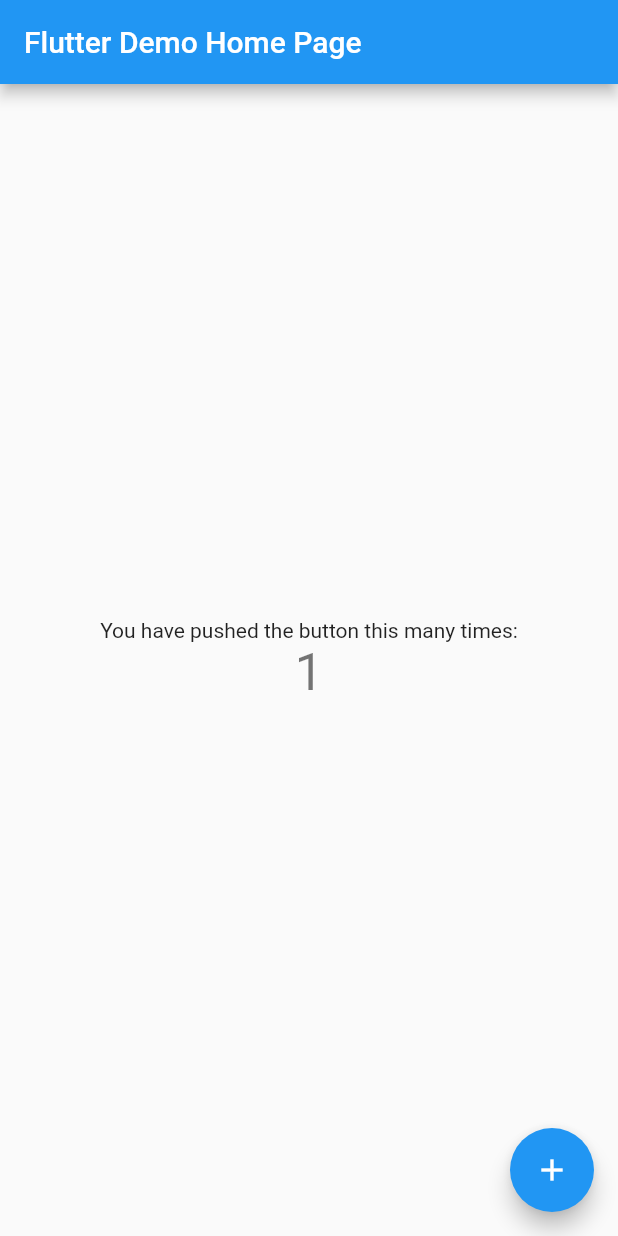
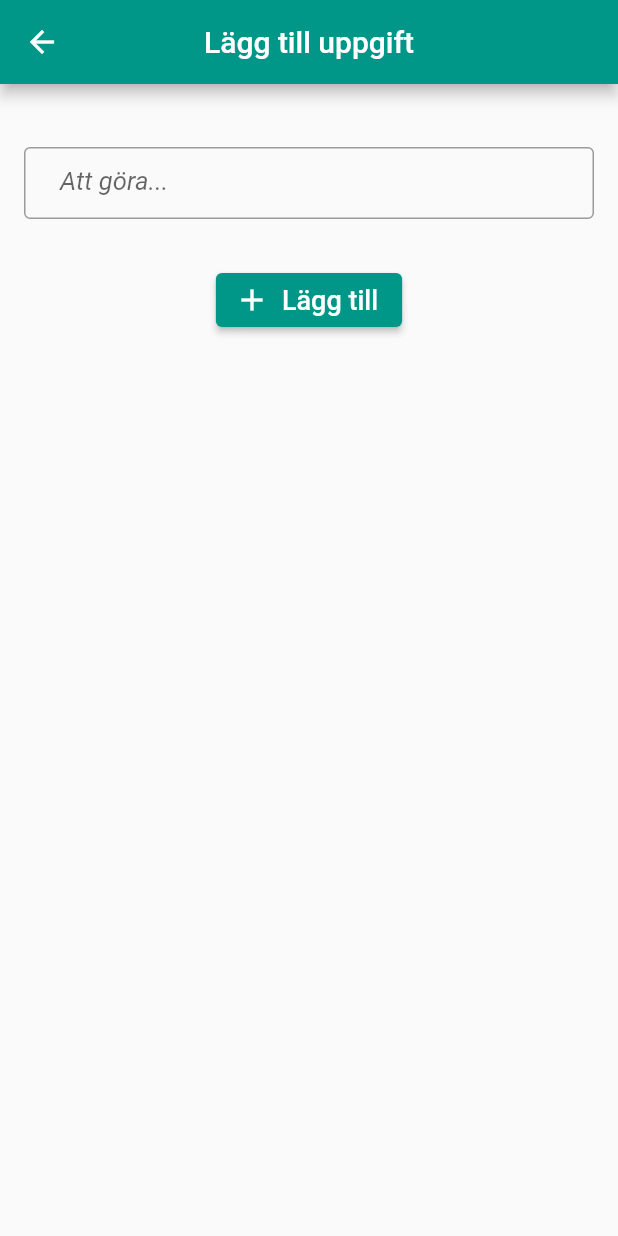
Before and after one commit to gu-tig169-ht21/gusrundbam, a Flutter app: the screen it shows after launch, after a tap on the "add" icon, on a phone screen of 412 x 824 dp. Run offline on Flutter 3.47's test engine with Material 2 defaults, Android fonts, the phone set to English and light mode, and no system bars; network calls fail.

```diff
--- /dev/null
+++ b/lib/add_todo.dart
@@ -0,0 +1,96 @@
+import 'package:flutter/material.dart';
+import 'todo_list.dart';
+
+class AddTodo extends StatefulWidget {
+  const AddTodo({Key? key}) : super(key: key);
+  @override
+  State<AddTodo> createState() => _AddTodoState();
+}
+
+class _AddTodoState extends State<AddTodo> {
+  final TextEditingController _textController = TextEditingController();
+  bool noInput = true;
+
+  void submit() {
+    Todo todo = Todo(text: _textController.text, isDone: false);
+    Navigator.pop(context, todo);
+  }
+
+  @override
+  Widget build(BuildContext context) {
+    return Scaffold(
+      appBar: AppBar(
+        title: const Text('Lägg till uppgift'),
+        centerTitle: true,
+      ),
+      body: Center(
+        child: Column(
+          children: [
+            Container(height: 18),
+            _todoInputField(),
+            Container(height: 30),
+            _addButton(),
+          ],
+        ),
+      ),
+    );
+  }
+
+  Widget _todoInputField() {
+    return Stack(
+      children: [
+        Container(
+          margin: const EdgeInsets.only(left: 16, right: 16, top: 24),
+          child: TextField(
+            onChanged: (_textController) {
+              if (_textController.isEmpty) {
+                setState(
+                  () {
+                    noInput = true;
+                  },
+                );
+              } else {
+                setState(
+                  () {
+                    noInput = false;
+                  },
+                );
+              }
+            },
+            controller: _textController,
+            decoration: const InputDecoration(
+              label: Text(
+                'Att göra...',
+                style: TextStyle(
+                    fontSize: 17,
+                    fontWeight: FontWeight.w400,
+                    fontStyle: FontStyle.italic),
+              ),
+              border: OutlineInputBorder(),
+              hintText: 'Vad vill du göra?',
+              contentPadding: EdgeInsets.only(
+                left: 24,
+                right: 24,
+              ),
+            ),
+          ),
+        ),
+      ],
+    );
+  }
+
+  Widget _addButton() {
+    return ElevatedButton.icon(
+      icon: const Icon(Icons.add),
+      label: const Text(
+        'Lägg till',
+        style: TextStyle(fontSize: 18),
+      ),
+      onPressed: () {
+        if (_textController.text.isNotEmpty) {
+          submit();
+        } else {}
+      },
+    );
+  }
+}
--- /dev/null
+++ b/lib/homepage.dart
@@ -0,0 +1,50 @@
+import 'package:flutter/material.dart';
+import 'package:provider/provider.dart';
+import 'my_state.dart';
+import 'todo_list.dart';
+
+class HomePage extends StatelessWidget {
+  const HomePage({Key? key}) : super(key: key);
+  @override
+  Widget build(BuildContext context) {
+    Provider.of<MyState>(context, listen: false);
+    return Scaffold(
+      appBar: AppBar(
+        title: const Text('Att göra-lista'),
+        centerTitle: true,
+        actions: [_filterButton(context)],
+      ),
+      body: Consumer<MyState>(builder: (context, state, child) {
+        return TodoList(list: state.filterList(state.todoList, state.filterBy));
+      }),
+      floatingActionButton: _floatingActionButton(context),
+    );
+  }
+
+  Widget _filterButton(context) {
+    var state = Provider.of<MyState>(context, listen: false);
+    return PopupMenuButton(
+        onSelected: (int value) {
+          state.setFilterby(value);
+        },
+        itemBuilder: (context) => [
+              const PopupMenuItem(child: Text('Alla'), value: 1),
+              const PopupMenuItem(child: Text('Gjorda'), value: 2),
+              const PopupMenuItem(child: Text('Kvar att göra'), value: 3)
+            ]);
+  }
+
+  Widget _floatingActionButton(context) {
+    return FloatingActionButton(
+      onPressed: () async {
+        dynamic todo = await Navigator.pushNamed(context, '/add_todo');
+        if (todo != null) {
+          Provider.of<MyState>(context, listen: false).addTodo(todo);
+        }
+      },
+      child: const Icon(
+        Icons.add,
+      ),
+    );
+  }
+}
--- a/lib/main.dart
+++ b/lib/main.dart
@@ -1,115 +1,25 @@
 import 'package:flutter/material.dart';
+import 'package:provider/provider.dart';
+import 'add_todo.dart';
+import 'homepage.dart';
+import 'my_state.dart';
 
 void main() {
-  runApp(const MyApp());
+  var state = MyState();
+  state.getList();
+  runApp(
+    ChangeNotifierProvider(
+      create: (context) => state,
+      child: MaterialApp(
+        debugShowCheckedModeBanner: false,
+        initialRoute: '/',
+        routes: {
+          '/': (context) => const HomePage(),
+          '/add_todo': (context) => const AddTodo(),
+        },
+        title: 'Todo app',
+        theme: ThemeData(primarySwatch: Colors.teal),
+      ),
+    ),
+  );
 }
-
-class MyApp extends StatelessWidget {
-  const MyApp({Key? key}) : super(key: key);
-
-  // This widget is the root of your application.
-  @override
-  Widget build(BuildContext context) {
-    return MaterialApp(
-      title: 'Flutter Demo',
-      theme: ThemeData(
-        // This is the theme of your application.
-        //
-        // Try running your application with "flutter run". You'll see the
-        // application has a blue toolbar. Then, without quitting the app, try
-        // changing the primarySwatch below to Colors.green and then invoke
-        // "hot reload" (press "r" in the console where you ran "flutter run",
-        // or simply save your changes to "hot reload" in a Flutter IDE).
-        // Notice that the counter didn't reset back to zero; the application
-        // is not restarted.
-        primarySwatch: Colors.blue,
-      ),
-      home: const MyHomePage(title: 'Flutter Demo Home Page'),
-    );
-  }
-}
-
-class MyHomePage extends StatefulWidget {
-  const MyHomePage({Key? key, required this.title}) : super(key: key);
-
-  // This widget is the home page of your application. It is stateful, meaning
-  // that it has a State object (defined below) that contains fields that affect
-  // how it looks.
-
-  // This class is the configuration for the state. It holds the values (in this
-  // case the title) provided by the parent (in this case the App widget) and
-  // used by the build method of the State. Fields in a Widget subclass are
-  // always marked "final".
-
-  final String title;
-
-  @override
-  State<MyHomePage> createState() => _MyHomePageState();
-}
-
-class _MyHomePageState extends State<MyHomePage> {
-  int _counter = 0;
-
-  void _incrementCounter() {
-    setState(() {
-      // This call to setState tells the Flutter framework that something has
-      // changed in this State, which causes it to rerun the build method below
-      // so that the display can reflect the updated values. If we changed
-      // _counter without calling setState(), then the build method would not be
-      // called again, and so nothing would appear to happen.
-      _counter++;
-    });
-  }
-
-  @override
-  Widget build(BuildContext context) {
-    // This method is rerun every time setState is called, for instance as done
-    // by the _incrementCounter method above.
-    //
-    // The Flutter framework has been optimized to make rerunning build methods
-    // fast, so that you can just rebuild anything that needs updating rather
-    // than having to individually change instances of widgets.
-    return Scaffold(
-      appBar: AppBar(
-        // Here we take the value from the MyHomePage object that was created by
-        // the App.build method, and use it to set our appbar title.
-        title: Text(widget.title),
-      ),
-      body: Center(
-        // Center is a layout widget. It takes a single child and positions it
-        // in the middle of the parent.
-        child: Column(
-          // Column is also a layout widget. It takes a list of children and
-          // arranges them vertically. By default, it sizes itself to fit its
-          // children horizontally, and tries to be as tall as its parent.
-          //
-          // Invoke "debug painting" (press "p" in the console, choose the
-          // "Toggle Debug Paint" action from the Flutter Inspector in Android
-          // Studio, or the "Toggle Debug Paint" command in Visual Studio Code)
-          // to see the wireframe for each widget.
-          //
-          // Column has various properties to control how it sizes itself and
-          // how it positions its children. Here we use mainAxisAlignment to
-          // center the children vertically; the main axis here is the vertical
-          // axis because Columns are vertical (the cross axis would be
-          // horizontal).
-          mainAxisAlignment: MainAxisAlignment.center,
-          children: <Widget>[
-            const Text(
-              'You have pushed the button this many times:',
-            ),
-            Text(
-              '$_counter',
-              style: Theme.of(context).textTheme.headline4,
-            ),
-          ],
-        ),
-      ),
-      floatingActionButton: FloatingActionButton(
-        onPressed: _incrementCounter,
-        tooltip: 'Increment',
-        child: const Icon(Icons.add),
-      ), // This trailing comma makes auto-formatting nicer for build methods.
-    );
-  }
-}
--- /dev/null
+++ b/lib/my_state.dart
@@ -0,0 +1,48 @@
+import 'package:flutter/material.dart';
+import 'api_response.dart';
+import 'todo_list.dart';
+
+class MyState with ChangeNotifier {
+  List<Todo> _todoList = [];
+  List<Todo> get todoList => _todoList;
+  int get filterBy => _filterBy;
+  int _filterBy = 1;
+
+  void setFilterby(int filterBy) {
+    _filterBy = filterBy;
+    notifyListeners();
+  }
+
+  void _setList(List<Todo> todoList) {
+    _todoList = todoList;
+    notifyListeners();
+  }
+
+  List<Todo> filterList(todoList, value) {
+    if (value == 2) {
+      return _todoList.where((todo) => todo.isDone == true).toList();
+    } else if (value == 3) {
+      return _todoList.where((todo) => todo.isDone == false).toList();
+    }
+    return _todoList;
+  }
+
+  void getList() async {
+    List<Todo> todoList = await ApiResponse().getTodos();
+    _todoList = todoList;
+    notifyListeners();
+  }
+
+  void addTodo(Todo todo) async {
+    var result = await ApiResponse().postTodo(todo);
+    _setList(result);
+  }
+
+  void isDone(Todo todo) async {
+    _setList(await ApiResponse().updateTodo(todo));
+  }
+
+  void deleteTodo(Todo todo) async {
+    _setList(await ApiResponse().deleteTodo(todo));
+  }
+}
--- /dev/null
+++ b/lib/todo_list.dart
@@ -0,0 +1,77 @@
+import 'package:flutter/material.dart';
+import 'package:provider/provider.dart';
+import 'my_state.dart';
+
+class TodoList extends StatelessWidget {
+  const TodoList({Key? key, required this.list}) : super(key: key);
+
+  final List<Todo> list;
+  @override
+  Widget build(BuildContext context) {
+    var state = Provider.of<MyState>(context, listen: false);
+    return RefreshIndicator(
+      onRefresh: () async {
+        state.getList();
+      },
+      child: ListView.builder(
+        itemCount: list.length,
+        itemBuilder: (context, index) {
+          return _item(context, list[index]);
+        },
+      ),
+    );
+  }
+}
+
+Widget _item(context, Todo todo) {
+  var state = Provider.of<MyState>(context, listen: false);
+  return Padding(
+    padding: const EdgeInsets.only(top: 3, left: 8, right: 8),
+    child: Card(
+      margin: const EdgeInsets.only(top: 7),
+      child: CheckboxListTile(
+        title: Text(
+          todo.text,
+          style: TextStyle(
+            fontSize: 20,
+            decoration: todo.isDone ? TextDecoration.lineThrough : null,
+            color: todo.isDone ? Colors.black54 : null,
+          ),
+        ),
+        secondary: IconButton(
+            icon: const Icon(
+              Icons.cancel_outlined,
+            ),
+            onPressed: () {
+              state.deleteTodo(todo);
+            }),
+        tileColor: todo.isDone ? Colors.grey[350] : null,
+        controlAffinity: ListTileControlAffinity.leading,
+        value: todo.isDone,
+        onChanged: (value) {
+          todo.isDone = !todo.isDone;
+          state.isDone(todo);
+        },
+      ),
+    ),
+  );
+}
+
+class Todo {
+  String text;
+  bool isDone;
+  String id;
+
+  Todo({required this.text, required this.isDone, this.id = ''});
+  factory Todo.fromJson(Map<dynamic, dynamic> json) => Todo(
+        id: json['id'],
+        text: json['title'],
+        isDone: json['done'],
+      );
+
+  Map<String, dynamic> toJson() => {"id": id, "title": text, "done": isDone};
+  @override
+  String toString() {
+    return "{id: $id title: $text}";
+  }
+}
--- a/pubspec.yaml
+++ b/pubspec.yaml
@@ -34,6 +34,8 @@ dependencies:
   # The following adds the Cupertino Icons font to your application.
   # Use with the CupertinoIcons class for iOS style icons.
   cupertino_icons: ^1.0.2
+  http: ^0.13.4
+  provider: ^6.0.1
 
 dev_dependencies:
   flutter_test:
```
Also changed, not shown: lib/api_response.dart (added, +40 -0 lines), pubspec.lock, 1 other file.
